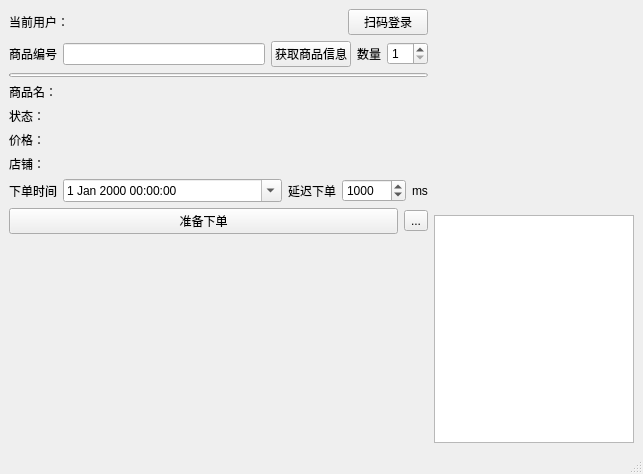
Qt form mainwindow.ui (JerryAZR/InstaOrder) before a commit.
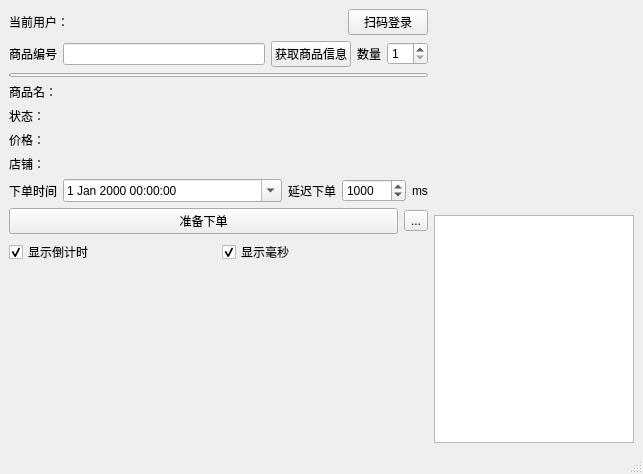
The same form after that commit. Custom widgets are drawn as their Qt base class.

```diff
--- a/mainwindow.ui
+++ b/mainwindow.ui
@@ -332,17 +332,47 @@
        </layout>
       </item>
       <item>
-       <spacer name="verticalSpacer">
-        <property name="orientation">
-         <enum>Qt::Vertical</enum>
+       <layout class="QHBoxLayout" name="horizontalLayout_6">
+        <item>
+         <widget class="QCheckBox" name="countdownSelect">
+          <property name="text">
+           <string>显示倒计时</string>
+          </property>
+          <property name="checked">
+           <bool>true</bool>
+          </property>
+          <property name="tristate">
+           <bool>false</bool>
+          </property>
+         </widget>
+        </item>
+        <item>
+         <widget class="QCheckBox" name="millisSelect">
+          <property name="text">
+           <string>显示毫秒</string>
+          </property>
+          <property name="checked">
+           <bool>true</bool>
+          </property>
+         </widget>
+        </item>
+       </layout>
+      </item>
+      <item>
+       <widget class="CountdownWidget" name="countdown" native="true">
+        <property name="sizePolicy">
+         <sizepolicy hsizetype="Expanding" vsizetype="Expanding">
+          <horstretch>0</horstretch>
+          <verstretch>0</verstretch>
+         </sizepolicy>
         </property>
-        <property name="sizeHint" stdset="0">
+        <property name="minimumSize">
          <size>
-          <width>20</width>
-          <height>40</height>
+          <width>0</width>
+          <height>20</height>
          </size>
         </property>
-       </spacer>
+       </widget>
       </item>
      </layout>
     </item>
@@ -399,6 +429,14 @@
   </widget>
   <widget class="QStatusBar" name="statusbar"/>
  </widget>
+ <customwidgets>
+  <customwidget>
+   <class>CountdownWidget</class>
+   <extends>QWidget</extends>
+   <header>countdownwidget.h</header>
+   <container>1</container>
+  </customwidget>
+ </customwidgets>
  <resources/>
  <connections/>
 </ui>
```
Left out of the diff: 36 changed lines with no effect on the pictures.
